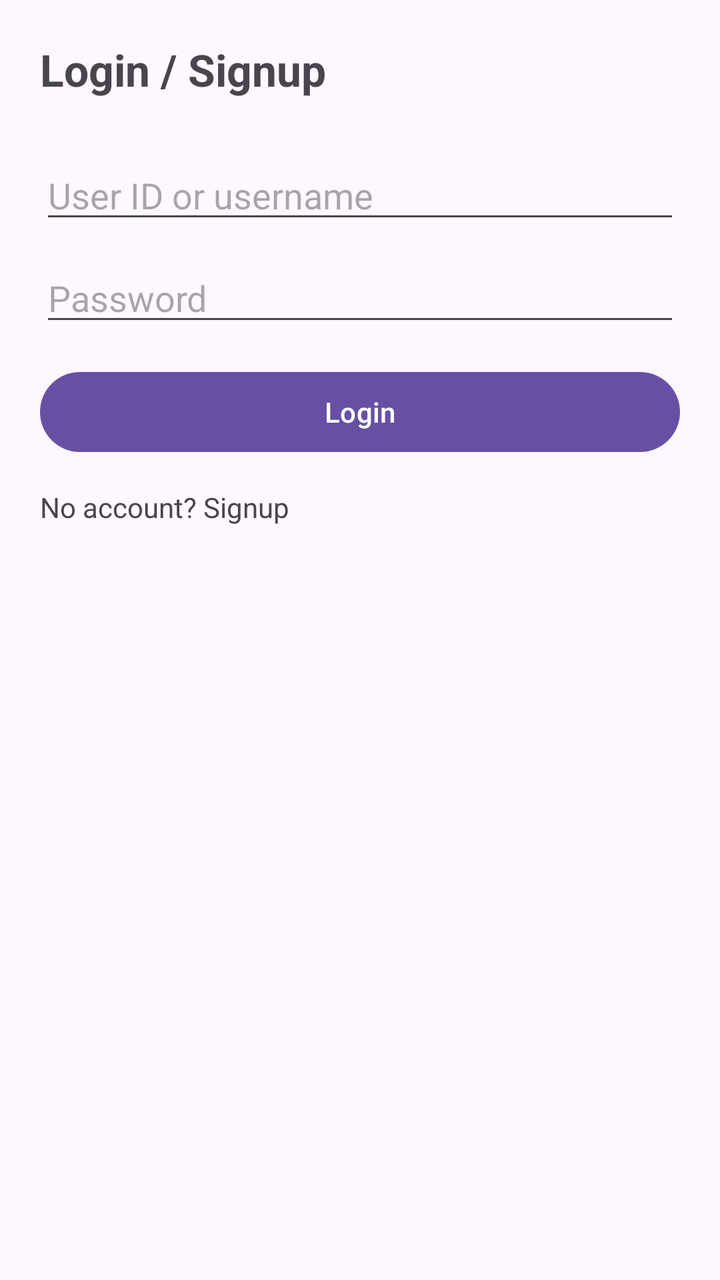
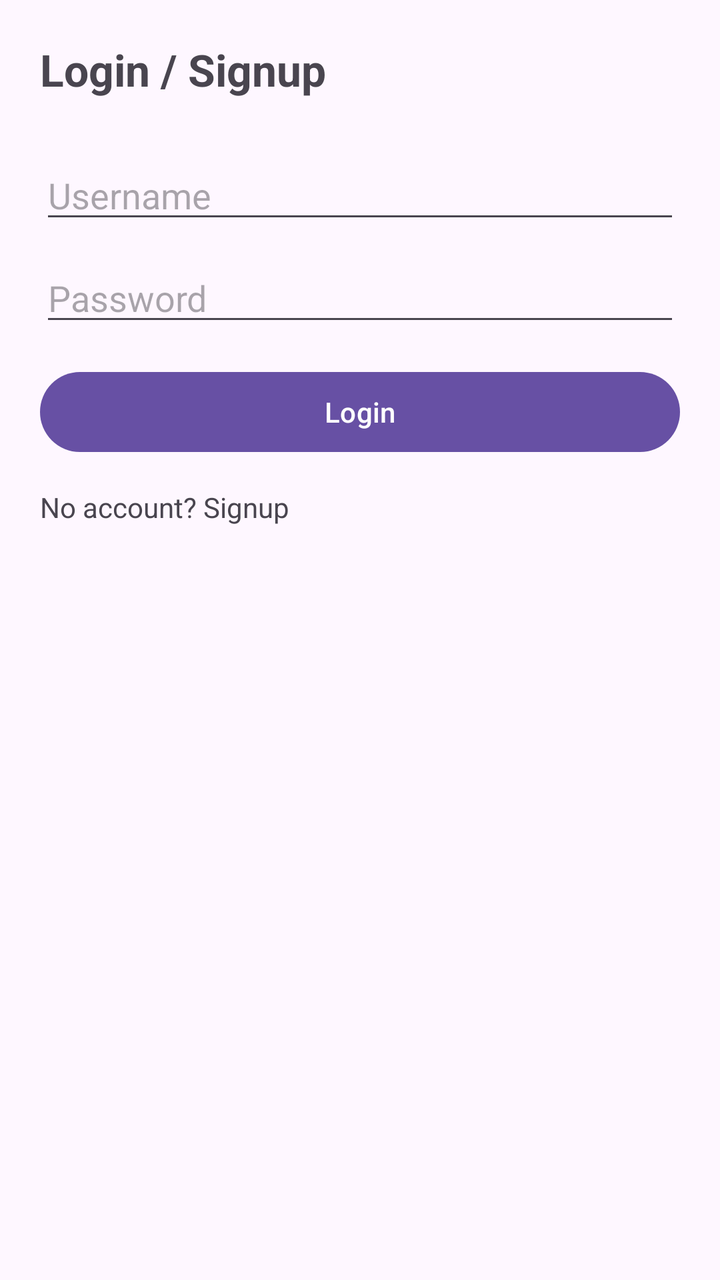

Screens rendered from an Android XML layout before and after an edit, with the pre-edit source and the edit as a unified diff.
<!-- AndroidManifest.xml: application theme Theme.P2PRoomBooking -->
<!-- res/layout/activity_auth.xml -->
<?xml version="1.0" encoding="utf-8"?>
<ScrollView xmlns:android="http://schemas.android.com/apk/res/android"
    android:layout_width="match_parent"
    android:layout_height="match_parent"
    android:padding="20dp">

    <LinearLayout
        android:layout_width="match_parent"
        android:layout_height="wrap_content"
        android:orientation="vertical">

        <TextView
            android:layout_width="wrap_content"
            android:layout_height="wrap_content"
            android:text="Login / Signup"
            android:textSize="22sp"
            android:textStyle="bold"
            android:layout_marginBottom="16dp"/>

        <EditText
            android:id="@+id/etName"
            android:layout_width="match_parent"
            android:layout_height="wrap_content"
            android:hint="Display name (Signup only)"
            android:inputType="textPersonName"
            android:visibility="gone"/>

        <EditText
            android:id="@+id/etUser"
            android:layout_width="match_parent"
            android:layout_height="wrap_content"
            android:hint="User ID or username"
            android:inputType="text"
            android:layout_marginTop="10dp"/>

        <EditText
            android:id="@+id/etPass"
            android:layout_width="match_parent"
            android:layout_height="wrap_content"
            android:hint="Password"
            android:inputType="textPassword"
            android:layout_marginTop="10dp"/>

        <Button
            android:id="@+id/btnPrimary"
            android:layout_width="match_parent"
            android:layout_height="wrap_content"
            android:text="Login"
            android:layout_marginTop="14dp"/>

        <TextView
            android:id="@+id/tvToggle"
            android:layout_width="wrap_content"
            android:layout_height="wrap_content"
            android:text="No account? Signup"
            android:textSize="14sp"
            android:layout_marginTop="14dp"/>

        <TextView
            android:id="@+id/tvMsg"
            android:layout_width="match_parent"
            android:layout_height="wrap_content"
            android:text=""
            android:layout_marginTop="12dp"/>

    </LinearLayout>
</ScrollView>
<!-- resources referenced by this layout -->
<resources>
  <style name="Theme.P2PRoomBooking" parent="Base.Theme.P2PRoomBooking" />
  <style name="Base.Theme.P2PRoomBooking" parent="Theme.Material3.DayNight.NoActionBar">
          
          
      </style>
</resources>

<!-- the commit's change to res/layout/activity_auth.xml (unified diff, before → after) -->
@@ -15,23 +15,23 @@
             android:text="Login / Signup"
             android:textSize="22sp"
             android:textStyle="bold"
-            android:layout_marginBottom="16dp"/>
+            android:layout_marginBottom="16dp" />
 
         <EditText
-            android:id="@+id/etName"
+            android:id="@+id/etEmail"
             android:layout_width="match_parent"
             android:layout_height="wrap_content"
-            android:hint="Display name (Signup only)"
-            android:inputType="textPersonName"
-            android:visibility="gone"/>
+            android:hint="Email (Signup only)"
+            android:inputType="textEmailAddress"
+            android:visibility="gone" />
 
         <EditText
             android:id="@+id/etUser"
             android:layout_width="match_parent"
             android:layout_height="wrap_content"
-            android:hint="User ID or username"
+            android:hint="Username"
             android:inputType="text"
-            android:layout_marginTop="10dp"/>
+            android:layout_marginTop="10dp" />
 
         <EditText
             android:id="@+id/etPass"
@@ -39,14 +39,14 @@
             android:layout_height="wrap_content"
             android:hint="Password"
             android:inputType="textPassword"
-            android:layout_marginTop="10dp"/>
+            android:layout_marginTop="10dp" />
 
         <Button
             android:id="@+id/btnPrimary"
             android:layout_width="match_parent"
             android:layout_height="wrap_content"
             android:text="Login"
-            android:layout_marginTop="14dp"/>
+            android:layout_marginTop="14dp" />
 
         <TextView
             android:id="@+id/tvToggle"
@@ -54,14 +54,14 @@
             android:layout_height="wrap_content"
             android:text="No account? Signup"
             android:textSize="14sp"
-            android:layout_marginTop="14dp"/>
+            android:layout_marginTop="14dp" />
 
         <TextView
             android:id="@+id/tvMsg"
             android:layout_width="match_parent"
             android:layout_height="wrap_content"
             android:text=""
-            android:layout_marginTop="12dp"/>
+            android:layout_marginTop="12dp" />
 
     </LinearLayout>
 </ScrollView>
